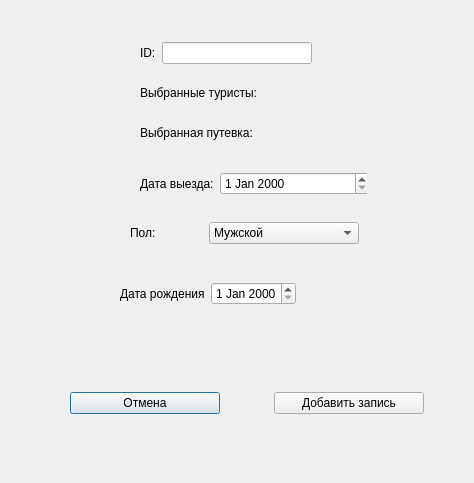
Old version of the form forms/newtouristpackageentrydialog.ui in the repository k0tvtapke/QtProject.
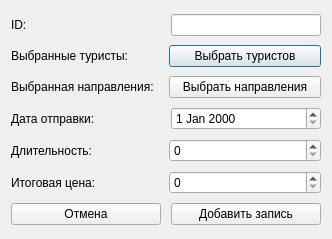
New version of the form.

Commit message: Added dialogs for adding travel packages

```diff
--- a/forms/newtouristpackageentrydialog.ui
+++ b/forms/newtouristpackageentrydialog.ui
@@ -6,22 +6,21 @@
    <rect>
     <x>0</x>
     <y>0</y>
-    <width>474</width>
-    <height>483</height>
+    <width>332</width>
+    <height>239</height>
    </rect>
   </property>
+  <property name="sizePolicy">
+   <sizepolicy hsizetype="Maximum" vsizetype="Maximum">
+    <horstretch>0</horstretch>
+    <verstretch>0</verstretch>
+   </sizepolicy>
+  </property>
   <property name="windowTitle">
    <string>Dialog</string>
   </property>
-  <widget class="QWidget" name="layoutWidget">
-   <property name="geometry">
-    <rect>
-     <x>140</x>
-     <y>40</y>
-     <width>172</width>
-     <height>26</height>
-    </rect>
-   </property>
+  <layout class="QVBoxLayout" name="verticalLayout">
+   <item>
    <layout class="QHBoxLayout" name="idLayout">
     <item>
      <widget class="QLabel" name="idLabel">
@@ -56,16 +55,107 @@
      </widget>
     </item>
    </layout>
-  </widget>
-  <widget class="QWidget" name="layoutWidget_2">
-   <property name="geometry">
-    <rect>
-     <x>70</x>
-     <y>390</y>
-     <width>354</width>
-     <height>26</height>
-    </rect>
-   </property>
+   </item>
+   <item>
+    <layout class="QHBoxLayout" name="firstNameLayout">
+     <item>
+      <widget class="QLabel" name="firstNameLabel">
+       <property name="text">
+        <string>Выбранные туристы:</string>
+       </property>
+      </widget>
+     </item>
+     <item>
+      <widget class="QPushButton" name="choiceTouristButton">
+       <property name="text">
+        <string>Выбрать туристов</string>
+       </property>
+      </widget>
+     </item>
+    </layout>
+   </item>
+   <item>
+    <layout class="QHBoxLayout" name="lastNameLayout">
+     <item>
+      <widget class="QLabel" name="lastNameLabel">
+       <property name="text">
+        <string>Выбранная направления:</string>
+       </property>
+      </widget>
+     </item>
+     <item>
+      <widget class="QPushButton" name="choiseDirectionsButton">
+       <property name="text">
+        <string>Выбрать направления</string>
+       </property>
+      </widget>
+     </item>
+    </layout>
+   </item>
+   <item>
+    <layout class="QHBoxLayout" name="surnameLayout">
+     <item>
+      <widget class="QLabel" name="surnameLabel">
+       <property name="text">
+        <string>Дата отправки:</string>
+       </property>
+      </widget>
+     </item>
+     <item>
+      <widget class="QDateEdit" name="dateEdit">
+       <property name="sizePolicy">
+        <sizepolicy hsizetype="Fixed" vsizetype="Fixed">
+         <horstretch>0</horstretch>
+         <verstretch>0</verstretch>
+        </sizepolicy>
+       </property>
+       <property name="minimumSize">
+        <size>
+         <width>150</width>
+         <height>0</height>
+        </size>
+       </property>
+      </widget>
+     </item>
+    </layout>
+   </item>
+   <item>
+    <layout class="QHBoxLayout" name="genderLayout">
+     <item>
+      <widget class="QLabel" name="genderLabel">
+       <property name="text">
+        <string>Длительность:</string>
+       </property>
+      </widget>
+     </item>
+     <item>
+      <widget class="QSpinBox" name="durationSpinBox">
+       <property name="maximum">
+        <number>2147483647</number>
+       </property>
+      </widget>
+     </item>
+    </layout>
+   </item>
+   <item>
+    <layout class="QHBoxLayout" name="horizontalLayout">
+     <item>
+      <widget class="QLabel" name="birthDateLabel">
+       <property name="text">
+        <string>Итоговая цена:</string>
+       </property>
+      </widget>
+     </item>
+     <item>
+      <widget class="QSpinBox" name="priceSpinBox">
+       <property name="maximum">
+        <number>2147483647</number>
+       </property>
+      </widget>
+     </item>
+    </layout>
+   </item>
+   <item>
    <layout class="QHBoxLayout" name="dialogButtonLayout">
     <item>
      <widget class="QPushButton" name="cancelButton">
@@ -113,150 +203,8 @@
      </widget>
     </item>
    </layout>
-  </widget>
-  <widget class="QWidget" name="layoutWidget_3">
-   <property name="geometry">
-    <rect>
-     <x>140</x>
-     <y>80</y>
-     <width>277</width>
-     <height>26</height>
-    </rect>
-   </property>
-   <layout class="QHBoxLayout" name="firstNameLayout">
-    <item>
-     <widget class="QLabel" name="firstNameLabel">
-      <property name="text">
-       <string>Выбранные туристы:</string>
-      </property>
-     </widget>
-    </item>
-   </layout>
-  </widget>
-  <widget class="QWidget" name="layoutWidget_4">
-   <property name="geometry">
-    <rect>
-     <x>140</x>
-     <y>120</y>
-     <width>271</width>
-     <height>26</height>
-    </rect>
-   </property>
-   <layout class="QHBoxLayout" name="lastNameLayout">
-    <item>
-     <widget class="QLabel" name="lastNameLabel">
-      <property name="text">
-       <string>Выбранная путевка:</string>
-      </property>
-     </widget>
-    </item>
-   </layout>
-  </widget>
-  <widget class="QWidget" name="layoutWidget_5">
-   <property name="geometry">
-    <rect>
-     <x>140</x>
-     <y>170</y>
-     <width>227</width>
-     <height>27</height>
-    </rect>
-   </property>
-   <layout class="QHBoxLayout" name="surnameLayout">
-    <item>
-     <widget class="QLabel" name="surnameLabel">
-      <property name="text">
-       <string>Дата выезда:</string>
-      </property>
-     </widget>
-    </item>
-    <item>
-     <widget class="QDateEdit" name="dateEdit">
-      <property name="sizePolicy">
-       <sizepolicy hsizetype="Fixed" vsizetype="Fixed">
-        <horstretch>0</horstretch>
-        <verstretch>0</verstretch>
-       </sizepolicy>
-      </property>
-      <property name="minimumSize">
-       <size>
-        <width>150</width>
-        <height>0</height>
-       </size>
-      </property>
-     </widget>
-    </item>
-   </layout>
-  </widget>
-  <widget class="QWidget" name="layoutWidget_6">
-   <property name="geometry">
-    <rect>
-     <x>130</x>
-     <y>220</y>
-     <width>229</width>
-     <height>26</height>
-    </rect>
-   </property>
-   <layout class="QHBoxLayout" name="genderLayout">
-    <item>
-     <widget class="QLabel" name="genderLabel">
-      <property name="text">
-       <string>Пол:</string>
-      </property>
-     </widget>
-    </item>
-    <item>
-     <widget class="QComboBox" name="genderComboBox">
-      <property name="sizePolicy">
-       <sizepolicy hsizetype="Fixed" vsizetype="Fixed">
-        <horstretch>0</horstretch>
-        <verstretch>0</verstretch>
-       </sizepolicy>
-      </property>
-      <property name="minimumSize">
-       <size>
-        <width>150</width>
-        <height>0</height>
-       </size>
-      </property>
-      <property name="currentText">
-       <string>Мужской</string>
-      </property>
-      <item>
-       <property name="text">
-        <string>Мужской</string>
-       </property>
-      </item>
-      <item>
-       <property name="text">
-        <string>Женский</string>
-       </property>
-      </item>
-     </widget>
-    </item>
-   </layout>
-  </widget>
-  <widget class="QWidget" name="layoutWidget">
-   <property name="geometry">
-    <rect>
-     <x>120</x>
-     <y>280</y>
-     <width>176</width>
-     <height>27</height>
-    </rect>
-   </property>
-   <layout class="QHBoxLayout" name="horizontalLayout">
-    <item>
-     <widget class="QLabel" name="birthDateLabel">
-      <property name="text">
-       <string>Дата рождения:</string>
-      </property>
-     </widget>
-    </item>
-    <item>
-     <widget class="QDateEdit" name="birthDateDateEdit"/>
-    </item>
-   </layout>
-  </widget>
+   </item>
+  </layout>
  </widget>
  <resources/>
  <connections/>
```
Lines whose indentation alone changed are shown as unchanged. The commit also changes 4 other files.
